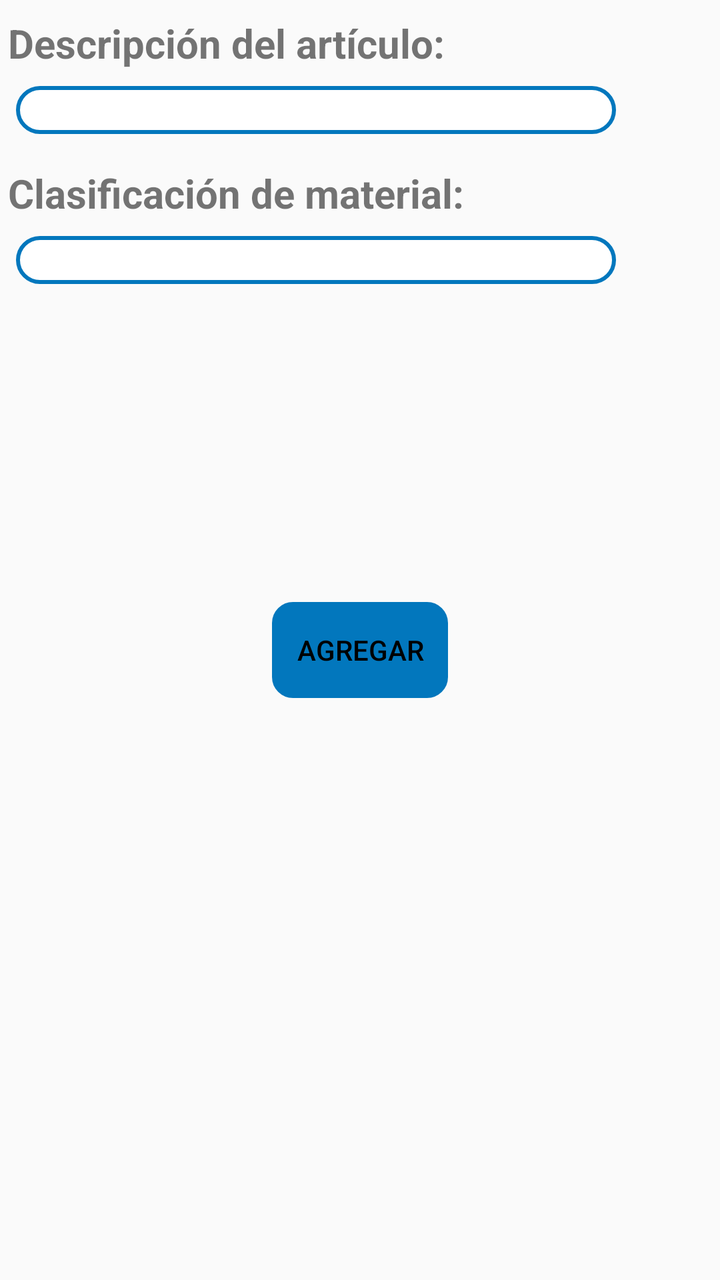
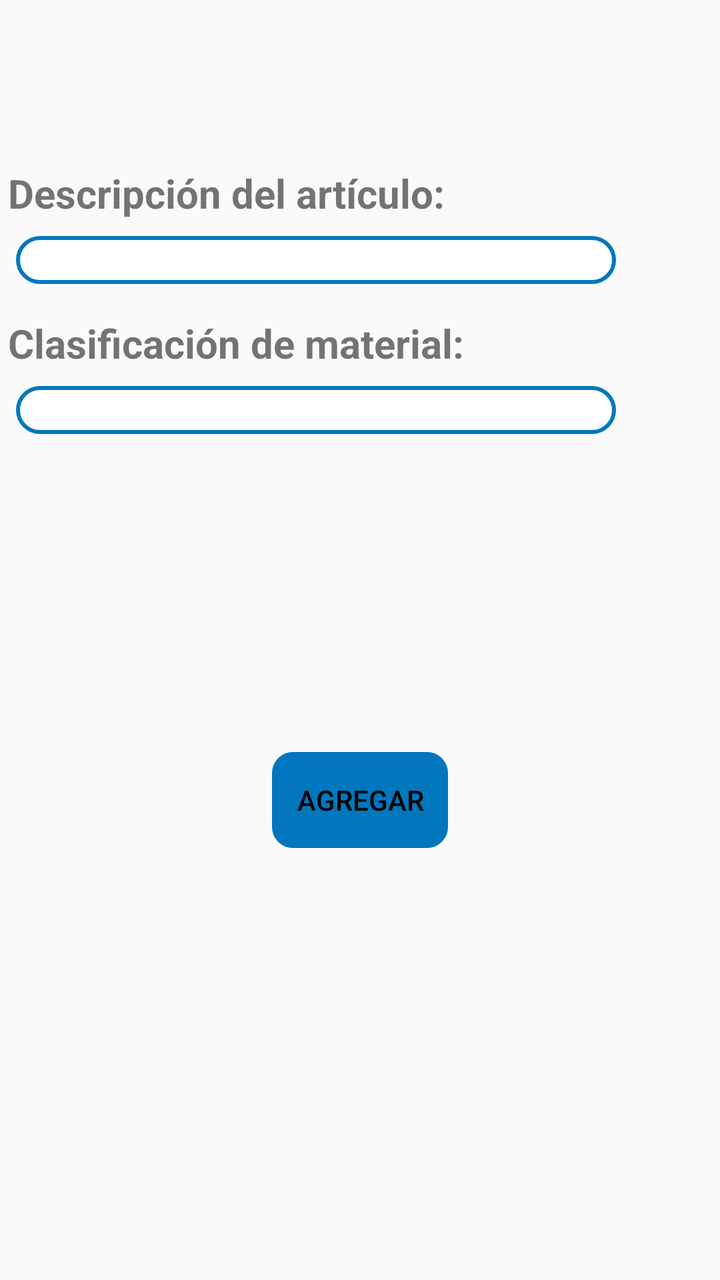

Compare the two renders of this Android layout. The source of the first and the diff that turns it into the second are given below.
<!-- AndroidManifest.xml: application theme AppTheme -->
<!-- res/layout/activity_descarga_ordenes.xml -->
<?xml version="1.0" encoding="utf-8"?>
<ScrollView xmlns:app="http://schemas.android.com/apk/res-auto"
    xmlns:tools="http://schemas.android.com/tools"
    android:layout_height="wrap_content"
    xmlns:android="http://schemas.android.com/apk/res/android"
    android:layout_width="match_parent"
    android:layout_marginTop="75dp"
    >



        <android.support.constraint.ConstraintLayout
            android:layout_width="match_parent"
            android:layout_height="match_parent"
            android:paddingBottom="8dp"
            app:layout_constraintBottom_toBottomOf="parent"
            app:layout_constraintEnd_toEndOf="parent"
            app:layout_constraintStart_toStartOf="parent"
            app:layout_constraintTop_toTopOf="parent">

            <android.support.constraint.ConstraintLayout
                android:id="@+id/constrain_descargaMateriales"
                android:layout_width="match_parent"
                android:layout_height="wrap_content"
                android:layout_marginTop="8dp"
                android:visibility="visible"
                app:layout_constraintEnd_toEndOf="parent"
                app:layout_constraintStart_toStartOf="parent"
                app:layout_constraintTop_toTopOf="parent">

                <TextView
                    android:id="@+id/textView10"
                    android:layout_width="wrap_content"
                    android:layout_height="wrap_content"
                    android:layout_marginStart="4dp"
                    android:text="@string/descripArticu"
                    android:textSize="20dp"
                    android:textStyle="bold"
                    app:layout_constraintStart_toStartOf="parent"
                    app:layout_constraintTop_toTopOf="parent" />

                <Spinner
                    android:id="@+id/descripcionArticuloDesc"
                    android:layout_width="300dp"
                    android:layout_height="24dp"
                    android:layout_marginStart="8dp"
                    android:layout_marginTop="8dp"
                    android:background="@drawable/disenio_spinner"
                    app:layout_constraintStart_toStartOf="parent"
                    app:layout_constraintTop_toBottomOf="@+id/textView10" />


                <TextView
                    android:id="@+id/textView9"
                    android:layout_width="wrap_content"
                    android:layout_height="wrap_content"
                    android:layout_marginStart="4dp"
                    android:layout_marginTop="16dp"
                    android:text="@string/clasificacionMate"
                    android:textSize="20dp"
                    android:textStyle="bold"
                    app:layout_constraintStart_toStartOf="parent"
                    app:layout_constraintTop_toBottomOf="@+id/descripcionArticuloDesc" />

                <Spinner
                    android:id="@+id/clasificacionMatDesc"
                    android:layout_width="300dp"
                    android:layout_height="24dp"
                    android:layout_marginStart="8dp"
                    android:layout_marginTop="8dp"
                    android:background="@drawable/disenio_spinner"
                    app:layout_constraintStart_toStartOf="parent"
                    app:layout_constraintTop_toBottomOf="@+id/textView9" />

            </android.support.constraint.ConstraintLayout>

            <android.support.constraint.ConstraintLayout
                android:id="@+id/constrain_Extenciones"
                android:layout_width="match_parent"
                android:layout_height="wrap_content"
                android:layout_marginTop="8dp"
                android:visibility="gone"
                app:layout_constraintEnd_toEndOf="parent"
                app:layout_constraintHorizontal_bias="1.0"
                app:layout_constraintStart_toStartOf="parent"
                app:layout_constraintTop_toBottomOf="@+id/constrain_descargaMateriales">

                <TextView
                    android:id="@+id/textView11"
                    android:layout_width="350dp"
                    android:layout_height="wrap_content"
                    android:layout_marginStart="4dp"

                    android:layout_marginTop="8dp"
                    android:text="@string/seleccionExt"
                    android:textSize="20dp"
                    android:textStyle="bold"
                    app:layout_constraintStart_toStartOf="parent"
                    app:layout_constraintTop_toTopOf="parent" />

                <Spinner
                    android:id="@+id/extencionesDescarga"
                    android:layout_width="350dp"
                    android:layout_height="24dp"
                    android:layout_marginStart="8dp"
                    android:layout_marginTop="8dp"
                    android:background="@drawable/disenio_spinner"
                    app:layout_constraintStart_toStartOf="parent"
                    app:layout_constraintTop_toBottomOf="@+id/textView11" />
            </android.support.constraint.ConstraintLayout>

            <android.support.constraint.ConstraintLayout
                android:id="@+id/constrain_Cantidad"
                android:layout_width="match_parent"
                android:layout_height="wrap_content"
                android:layout_marginTop="8dp"
                android:visibility="gone"
                app:layout_constraintEnd_toEndOf="parent"
                app:layout_constraintHorizontal_bias="0.0"
                app:layout_constraintStart_toStartOf="parent"
                app:layout_constraintTop_toBottomOf="@+id/constrain_Extenciones">

                <TextView
                    android:id="@+id/textView12"
                    android:layout_width="wrap_content"
                    android:layout_height="wrap_content"
                    android:layout_marginStart="8dp"
                    android:layout_marginLeft="8dp"
                    android:layout_marginTop="8dp"
                    android:text="@string/cantidad"
                    android:textSize="20dp"
                    android:textStyle="bold"
                    app:layout_constraintStart_toStartOf="parent"
                    app:layout_constraintTop_toTopOf="parent" />

                <EditText
                    android:id="@+id/piezaMD"
                    android:layout_width="350dp"
                    android:layout_height="wrap_content"
                    android:layout_marginStart="8dp"
                    android:layout_marginLeft="8dp"
                    android:layout_marginTop="8dp"
                    android:inputType="number"
                    android:textSize="20dp"
                    app:layout_constraintStart_toStartOf="parent"
                    app:layout_constraintTop_toBottomOf="@+id/textView12" />
            </android.support.constraint.ConstraintLayout>

            <android.support.constraint.ConstraintLayout
                android:id="@+id/constrain_Metraje"
                android:layout_width="match_parent"
                android:layout_height="wrap_content"
                android:textSize="20dp"
                android:visibility="invisible"
                app:layout_constraintEnd_toEndOf="parent"
                app:layout_constraintHorizontal_bias="0.0"
                app:layout_constraintStart_toStartOf="parent"
                app:layout_constraintTop_toBottomOf="@+id/constrain_Extenciones">

                <TextView
                    android:id="@+id/textView13"
                    android:layout_width="wrap_content"
                    android:layout_height="wrap_content"
                    android:layout_marginStart="50dp"
                    android:layout_marginTop="8dp"
                    android:text="@string/inicio"
                    android:textSize="20dp"
                    android:textStyle="bold"
                    app:layout_constraintStart_toEndOf="@+id/textView15"
                    app:layout_constraintTop_toTopOf="parent" />

                <TextView
                    android:id="@+id/textView14"
                    android:layout_width="wrap_content"
                    android:layout_height="wrap_content"
                    android:layout_marginStart="150dp"
                    android:layout_marginLeft="8dp"
                    android:layout_marginTop="8dp"
                    android:text="@string/fin"
                    android:textSize="20dp"
                    android:textStyle="bold"
                    app:layout_constraintStart_toStartOf="@id/textView13"
                    app:layout_constraintTop_toTopOf="parent" />

                <TextView
                    android:id="@+id/textView15"
                    android:layout_width="100dp"
                    android:layout_height="wrap_content"
                    android:layout_marginStart="8dp"
                    android:layout_marginLeft="8dp"
                    android:layout_marginTop="60dp"
                    android:text="@string/interior"
                    android:textSize="20dp"
                    android:textStyle="bold"
                    app:layout_constraintStart_toStartOf="parent"
                    app:layout_constraintTop_toTopOf="@id/textView13" />

                <TextView
                    android:id="@+id/textView16"
                    android:layout_width="100dp"
                    android:layout_height="wrap_content"
                    android:layout_marginStart="8dp"
                    android:layout_marginLeft="8dp"
                    android:layout_marginTop="50dp"
                    android:text="@string/exterior"
                    android:textSize="20dp"
                    android:textStyle="bold"
                    app:layout_constraintStart_toStartOf="parent"
                    app:layout_constraintTop_toTopOf="@id/textView15" />

                <EditText
                    android:id="@+id/InicialIDM"
                    android:layout_width="100dp"
                    android:layout_height="wrap_content"
                    android:layout_marginStart="24dp"
                    android:layout_marginLeft="24dp"
                    android:layout_marginTop="20dp"
                    android:inputType="number"
                    android:textSize="20dp"
                    app:layout_constraintStart_toEndOf="@+id/textView15"
                    app:layout_constraintTop_toBottomOf="@+id/textView13" />

                <EditText
                    android:id="@+id/FinalIDM"
                    android:layout_width="100dp"
                    android:layout_height="wrap_content"
                    android:layout_marginStart="40dp"
                    android:layout_marginLeft="40dp"
                    android:layout_marginTop="20dp"
                    android:inputType="number"
                    android:textSize="20dp"
                    app:layout_constraintStart_toEndOf="@+id/InicialIDM"
                    app:layout_constraintTop_toBottomOf="@+id/textView14" />

                <EditText
                    android:id="@+id/InicialEDM"
                    android:layout_width="100dp"
                    android:layout_height="wrap_content"
                    android:layout_marginStart="24dp"
                    android:layout_marginLeft="24dp"
                    android:layout_marginTop="8dp"
                    android:inputType="number"
                    android:textSize="20dp"
                    app:layout_constraintStart_toEndOf="@+id/textView16"
                    app:layout_constraintTop_toBottomOf="@+id/InicialIDM" />

                <EditText
                    android:id="@+id/FinalEDM"
                    android:layout_width="100dp"
                    android:layout_height="wrap_content"
                    android:layout_marginStart="40dp"
                    android:layout_marginLeft="40dp"
                    android:layout_marginTop="8dp"
                    android:inputType="number"
                    android:textSize="20dp"
                    app:layout_constraintStart_toEndOf="@+id/InicialEDM"
                    app:layout_constraintTop_toBottomOf="@+id/FinalIDM" />
            </android.support.constraint.ConstraintLayout>

            <Button
                android:id="@+id/agregarMaterial"
                android:layout_width="88dp"
                android:layout_height="wrap_content"
                android:layout_marginStart="8dp"
                android:layout_marginTop="8dp"
                android:layout_marginEnd="8dp"
                android:textColor="#000"
                android:background="@drawable/boton"
                android:backgroundTint="@color/colorPrimary"
                android:text="@string/agregar"
                app:layout_constraintEnd_toEndOf="parent"
                app:layout_constraintStart_toStartOf="parent"
                app:layout_constraintTop_toBottomOf="@+id/constrain_Metraje" />
            
            <HorizontalScrollView
                android:id="@+id/scrollhorizontal"
                android:layout_width="wrap_content"
                android:layout_height="wrap_content"
                android:layout_marginTop="16dp"
                android:scrollbars="horizontal"
                android:visibility="gone"
                app:layout_constraintEnd_toEndOf="parent"
                app:layout_constraintStart_toStartOf="parent"
                app:layout_constraintTop_toBottomOf="@+id/agregarMaterial">

                <LinearLayout
                    android:id="@+id/linearLayout"
                    android:layout_width="match_parent"
                    android:layout_height="wrap_content"
                    android:layout_marginTop="8dp"
                    android:orientation="horizontal"
                    app:layout_constraintTop_toBottomOf="@+id/agregarMaterial">

                    <TableLayout
                        android:id="@+id/tabla"
                        android:layout_width="wrap_content"
                        android:layout_height="wrap_content"
                        android:visibility="invisible"
                        />
                </LinearLayout>
            </HorizontalScrollView>
        </android.support.constraint.ConstraintLayout>

</ScrollView>
<!-- resources referenced by this layout -->
<resources>
  <color name="colorPrimary">#0277BD</color>
  <!-- drawable boton (drawable) -->
  <?xml version="1.0" encoding="utf-8"?>
      <shape xmlns:android="http://schemas.android.com/apk/res/android" android:shape="rectangle">
          <stroke  android:width="1dp"/>
          <corners android:radius="10dp"/>
  
  
      </shape>
  <!-- drawable disenio_spinner (drawable) -->
  <?xml version="1.0" encoding="utf-8"?>
  <selector xmlns:android="http://schemas.android.com/apk/res/android">
          <item>
              <shape>
                  <solid
                      android:color="@color/fondoBlanco">
                  </solid>
  
                  <corners android:radius="15dp" />
  
                  <padding
                      android:bottom="1dp"
                      android:left="2dp"
                      android:right="10dp"
                      android:top="1dp" />
                  <stroke
                      android:width="2dp"
                      android:color="@color/colorPrimary"/>
              </shape>
          </item>
  </selector>
  <string name="agregar">Agregar</string>
  <string name="cantidad">Cantidad:</string>
  <string name="clasificacionMate">Clasificación de material:</string>
  <string name="descripArticu">Descripción del artículo:</string>
  <string name="exterior">Exterior</string>
  <string name="fin">Fin</string>
  <string name="inicio">Inicio</string>
  <string name="interior">Interior</string>
  <string name="seleccionExt">Selecciona la extensión:</string>
  <style name="AppTheme" parent="Theme.AppCompat.Light.DarkActionBar">
          
          <item name="colorPrimary">@color/colorPrimary</item>
          <item name="colorPrimaryDark">@color/colorPrimaryDark</item>
          <item name="colorAccent">@color/colorAccent</item>
          <item name="android:colorForeground">@android:color/background_dark</item>
      </style>
  <color name="fondoBlanco">#fff</color>
  <color name="colorPrimaryDark">#004C8C</color>
  <color name="colorAccent">#0000FF</color>
</resources>

<!-- the commit's change to res/layout/activity_descarga_ordenes.xml (unified diff, before → after) -->
@@ -4,7 +4,6 @@
     android:layout_height="wrap_content"
     xmlns:android="http://schemas.android.com/apk/res/android"
     android:layout_width="match_parent"
-    android:layout_marginTop="75dp"
     >
 
 
@@ -13,6 +12,7 @@
             android:layout_width="match_parent"
             android:layout_height="match_parent"
             android:paddingBottom="8dp"
+            android:layout_marginTop="75dp"
             app:layout_constraintBottom_toBottomOf="parent"
             app:layout_constraintEnd_toEndOf="parent"
             app:layout_constraintStart_toStartOf="parent"
